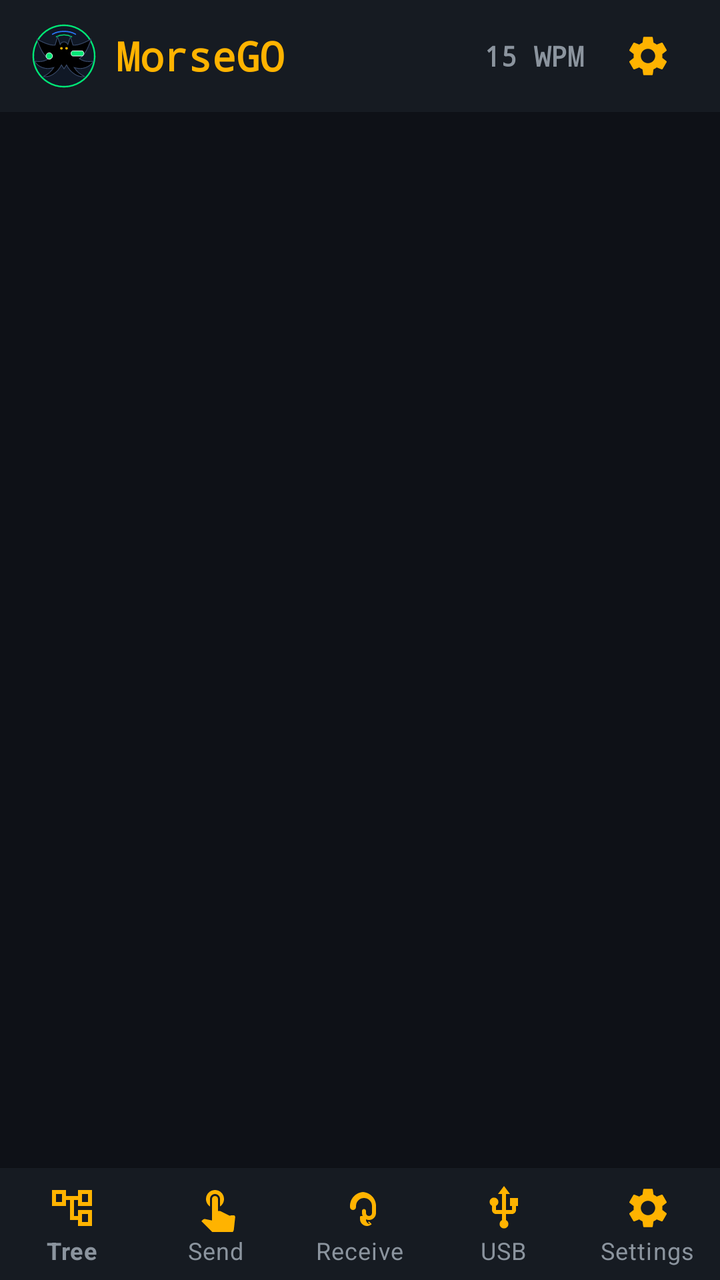
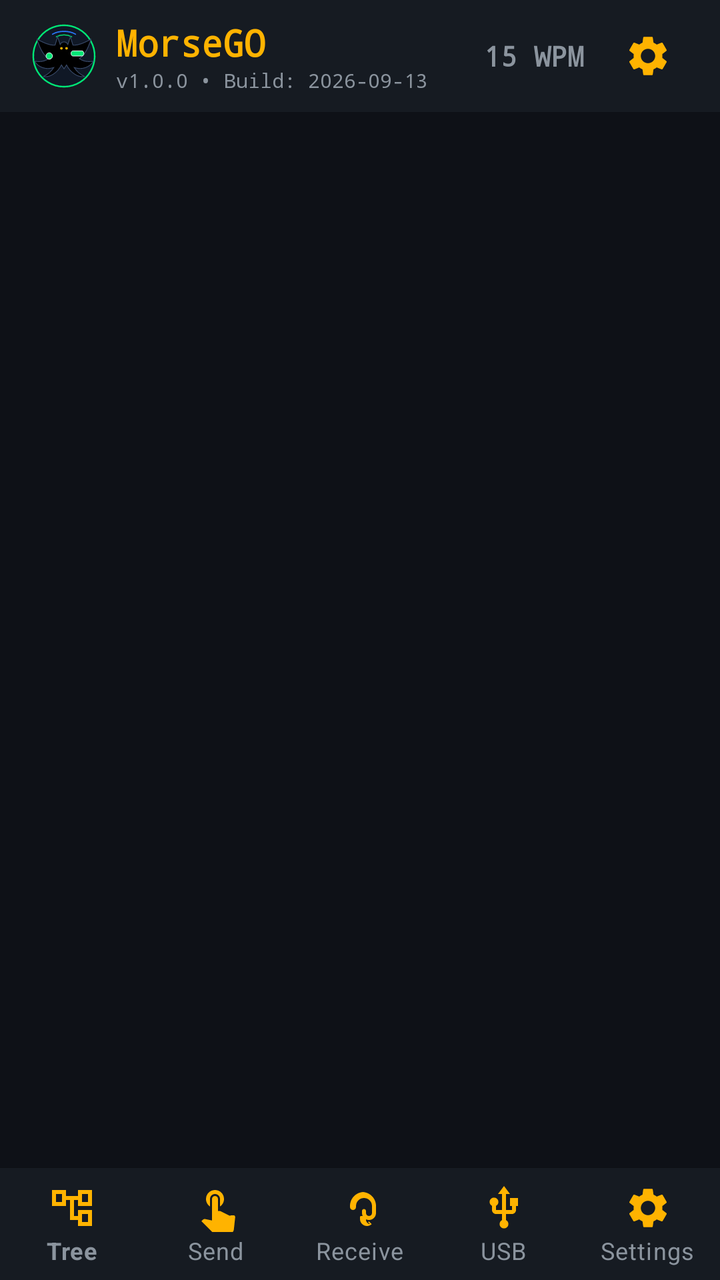

The first picture is an Android layout as it rendered before a commit; the second is the same layout after the commit. The layout source and the unified diff follow.
<!-- AndroidManifest.xml: activity theme Theme.MorseGO -->
<!-- res/layout/activity_main.xml -->
<?xml version="1.0" encoding="utf-8"?>
<androidx.constraintlayout.widget.ConstraintLayout xmlns:android="http://schemas.android.com/apk/res/android"
    xmlns:app="http://schemas.android.com/apk/res-auto"
    android:layout_width="match_parent"
    android:layout_height="match_parent"
    android:background="@color/radio_dark">

    
    <LinearLayout
        android:id="@+id/topBar"
        android:layout_width="match_parent"
        android:layout_height="56dp"
        android:background="@color/radio_surface"
        android:gravity="center_vertical"
        android:orientation="horizontal"
        android:paddingStart="16dp"
        android:paddingEnd="16dp"
        app:layout_constraintTop_toTopOf="parent">

        <ImageView
            android:id="@+id/ivAppLogo"
            android:layout_width="32dp"
            android:layout_height="32dp"
            android:layout_marginEnd="10dp"
            android:contentDescription="@string/app_name"
            android:src="@drawable/ic_morcego_logo" />

        <TextView
            android:id="@+id/tvAppTitle"
            android:layout_width="0dp"
            android:layout_height="wrap_content"
            android:layout_weight="1"
            android:fontFamily="monospace"
            android:text="@string/app_name"
            android:textColor="@color/morse_amber"
            android:textSize="20sp"
            android:textStyle="bold" />

        <TextView
            android:id="@+id/tvTopWpm"
            android:layout_width="wrap_content"
            android:layout_height="wrap_content"
            android:layout_marginEnd="12dp"
            android:fontFamily="monospace"
            android:text="15 WPM"
            android:textColor="@color/text_secondary"
            android:textSize="14sp"
            android:textStyle="bold" />

        <ImageButton
            android:id="@+id/btnSettings"
            android:layout_width="40dp"
            android:layout_height="40dp"
            android:background="?attr/selectableItemBackgroundBorderless"
            android:contentDescription="Definições"
            android:src="@drawable/ic_settings" />
    </LinearLayout>

    
    <LinearLayout
        android:id="@+id/bannerSilentMode"
        android:layout_width="match_parent"
        android:layout_height="wrap_content"
        android:background="#2E1B00"
        android:gravity="center_vertical"
        android:orientation="horizontal"
        android:paddingStart="16dp"
        android:paddingTop="6dp"
        android:paddingEnd="16dp"
        android:paddingBottom="6dp"
        android:visibility="gone"
        app:layout_constraintTop_toBottomOf="@id/topBar">

        <TextView
            android:id="@+id/tvSilentWarning"
            android:layout_width="0dp"
            android:layout_height="wrap_content"
            android:layout_weight="1"
            android:fontFamily="monospace"
            android:text="@string/silent_mode_warning"
            android:textColor="@color/morse_amber"
            android:textSize="12sp"
            android:textStyle="bold" />
    </LinearLayout>

    
    <FrameLayout
        android:id="@+id/fragment_container"
        android:layout_width="match_parent"
        android:layout_height="0dp"
        app:layout_constraintBottom_toTopOf="@id/bottom_navigation"
        app:layout_constraintTop_toBottomOf="@id/bannerSilentMode" />

    
    <com.google.android.material.bottomnavigation.BottomNavigationView
        android:id="@+id/bottom_navigation"
        android:layout_width="match_parent"
        android:layout_height="wrap_content"
        android:background="@color/radio_surface"
        app:itemIconTint="@color/morse_amber"
        app:itemTextColor="@color/text_secondary"
        app:labelVisibilityMode="labeled"
        app:layout_constraintBottom_toBottomOf="parent"
        app:menu="@menu/bottom_nav_menu" />

</androidx.constraintlayout.widget.ConstraintLayout>
<!-- resources referenced by this layout -->
<resources>
  <color name="morse_amber">#FFB300</color>
  <color name="radio_dark">#0E1117</color>
  <color name="radio_surface">#161B22</color>
  <color name="text_secondary">#8B949E</color>
  <!-- drawable ic_morcego_logo: vector/xml drawable (drawable, 2514 chars, omitted) -->
  <!-- drawable ic_settings (drawable) -->
  <vector xmlns:android="http://schemas.android.com/apk/res/android"
      android:width="24dp"
      android:height="24dp"
      android:viewportWidth="24"
      android:viewportHeight="24">
      <path
          android:fillColor="#FFB300"
          android:pathData="M19.14,12.94c0.04,-0.3 0.06,-0.61 0.06,-0.94 0,-0.32 -0.02,-0.64 -0.07,-0.94l2.03,-1.58c0.18,-0.14 0.23,-0.41 0.12,-0.61l-1.92,-3.32c-0.12,-0.22 -0.37,-0.29 -0.59,-0.22l-2.39,0.96c-0.5,-0.38 -1.03,-0.7 -1.62,-0.94L14.4,2.81c-0.04,-0.24 -0.24,-0.41 -0.48,-0.41h-3.84c-0.24,0 -0.43,0.17 -0.47,0.41L9.25,5.35C8.66,5.59 8.12,5.92 7.63,6.29L5.24,5.33c-0.22,-0.08 -0.47,0 -0.59,0.22L2.74,8.87c-0.12,0.21 -0.08,0.47 0.12,0.61l2.03,1.58c-0.05,0.3 -0.09,0.63 -0.09,0.94s0.02,0.64 0.07,0.94l-2.03,1.58c-0.18,0.14 -0.23,0.41 -0.12,0.61l1.92,3.32c0.12,0.22 0.37,0.29 0.59,0.22l2.39,-0.96c0.5,0.38 1.03,0.7 1.62,0.94l0.36,2.54c0.05,0.24 0.24,0.41 0.48,0.41h3.84c0.24,0 0.44,-0.17 0.47,-0.41l0.36,-2.54c0.59,-0.24 1.13,-0.56 1.62,-0.94l2.39,0.96c0.22,0.08 0.47,0 0.59,-0.22l1.92,-3.32c0.12,-0.22 0.07,-0.47 -0.12,-0.61l-2.01,-1.58zM12,15.6c-1.98,0 -3.6,-1.62 -3.6,-3.6s1.62,-3.6 3.6,-3.6 3.6,1.62 3.6,3.6 -1.62,3.6 -3.6,3.6z"/>
  </vector>
  <string name="app_name">MorseGO</string>
  <string name="silent_mode_warning">🔇 Device in silent mode: Haptic vibration enabled for Morse signals.</string>
  <style name="Theme.MorseGO" parent="Theme.MaterialComponents.DayNight.NoActionBar">
          
          <item name="colorPrimary">@color/morse_amber</item>
          <item name="colorPrimaryVariant">@color/morse_amber_dark</item>
          <item name="colorOnPrimary">@color/radio_dark</item>
  
          
          <item name="colorSecondary">@color/morse_cyan</item>
          <item name="colorSecondaryVariant">@color/morse_cyan_dark</item>
          <item name="colorOnSecondary">@color/radio_dark</item>
  
          
          <item name="android:colorBackground">@color/radio_dark</item>
          <item name="colorSurface">@color/radio_surface</item>
          <item name="colorOnSurface">@color/text_primary</item>
  
          
          <item name="android:statusBarColor">@color/radio_dark</item>
          <item name="android:navigationBarColor">@color/radio_dark</item>
          <item name="android:windowLightStatusBar">false</item>
      </style>
  <color name="morse_amber_dark">#FF8F00</color>
  <color name="morse_cyan">#00E5FF</color>
  <color name="morse_cyan_dark">#00B0FF</color>
  <color name="text_primary">#F0F6FC</color>
</resources>

<!-- the commit's change to res/layout/activity_main.xml (unified diff, before → after) -->
@@ -25,16 +25,31 @@
             android:contentDescription="@string/app_name"
             android:src="@drawable/ic_morcego_logo" />
 
-        <TextView
-            android:id="@+id/tvAppTitle"
+        <LinearLayout
             android:layout_width="0dp"
             android:layout_height="wrap_content"
             android:layout_weight="1"
-            android:fontFamily="monospace"
-            android:text="@string/app_name"
-            android:textColor="@color/morse_amber"
-            android:textSize="20sp"
-            android:textStyle="bold" />
+            android:orientation="vertical">
+
+            <TextView
+                android:id="@+id/tvAppTitle"
+                android:layout_width="wrap_content"
+                android:layout_height="wrap_content"
+                android:fontFamily="monospace"
+                android:text="@string/app_name"
+                android:textColor="@color/morse_amber"
+                android:textSize="18sp"
+                android:textStyle="bold" />
+
+            <TextView
+                android:id="@+id/tvAppVersionBuild"
+                android:layout_width="wrap_content"
+                android:layout_height="wrap_content"
+                android:fontFamily="monospace"
+                android:text="v1.0.0 • Build: 2026-09-13"
+                android:textColor="@color/text_secondary"
+                android:textSize="10sp" />
+        </LinearLayout>
 
         <TextView
             android:id="@+id/tvTopWpm"
